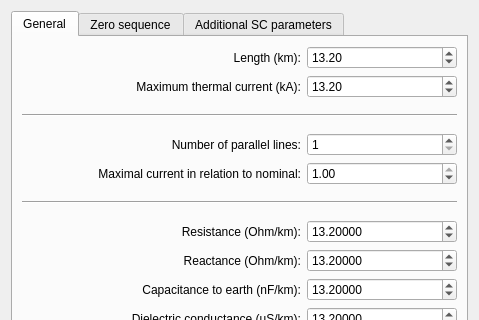
Old version of the form src/electricalsim/ui/line_dialog.ui in the repository aloytag/electrical-grid-simulator; both pictures show x 0 to 479 and y 0 to 320 of the 479 by 497 pixel window.
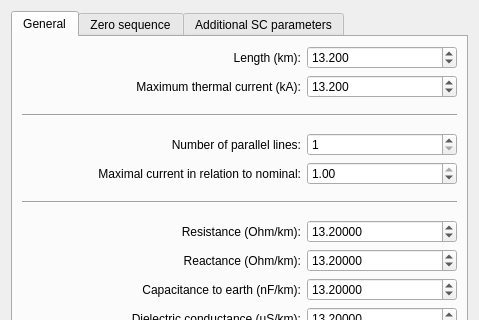
New version of the form.

Commit message: Change in line length limits

What changed in the file:
```diff
--- a/src/electricalsim/ui/line_dialog.ui
+++ b/src/electricalsim/ui/line_dialog.ui
@@ -69,8 +69,11 @@
              <height>0</height>
             </size>
            </property>
+           <property name="decimals">
+            <number>3</number>
+           </property>
            <property name="minimum">
-            <double>1.000000000000000</double>
+            <double>0.001000000000000</double>
            </property>
            <property name="maximum">
             <double>5000.000000000000000</double>
@@ -118,6 +121,9 @@
              <height>0</height>
             </size>
            </property>
+           <property name="decimals">
+            <number>3</number>
+           </property>
            <property name="minimum">
             <double>0.000000000000000</double>
            </property>
```
The commit also changes 3 other files.
